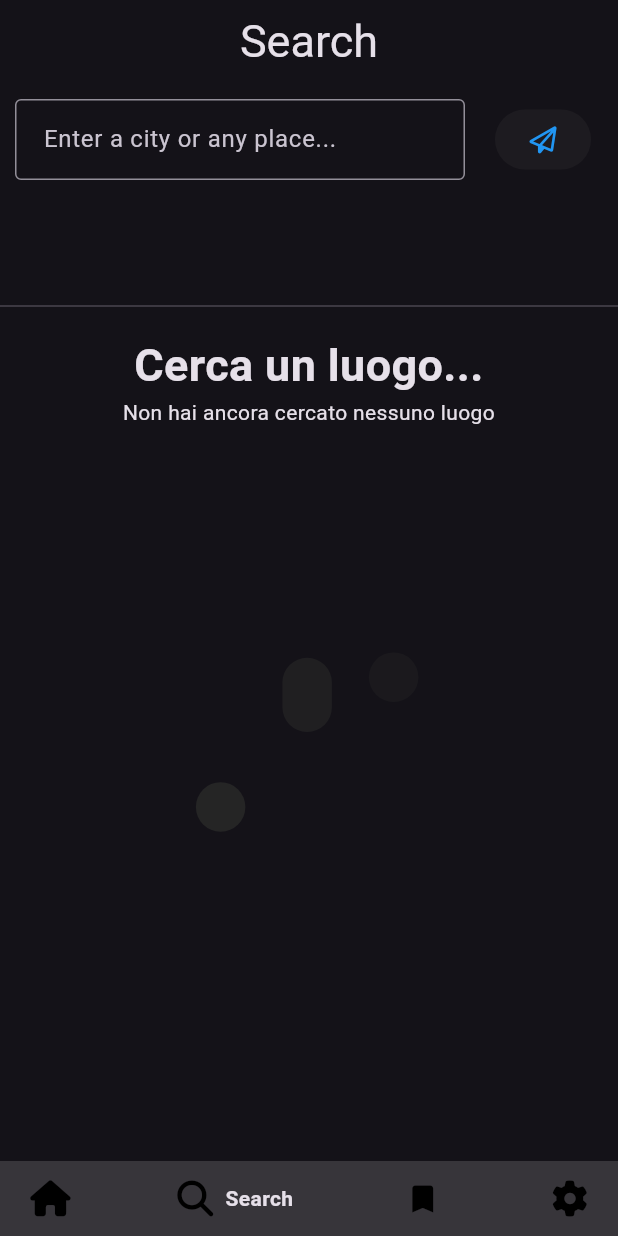
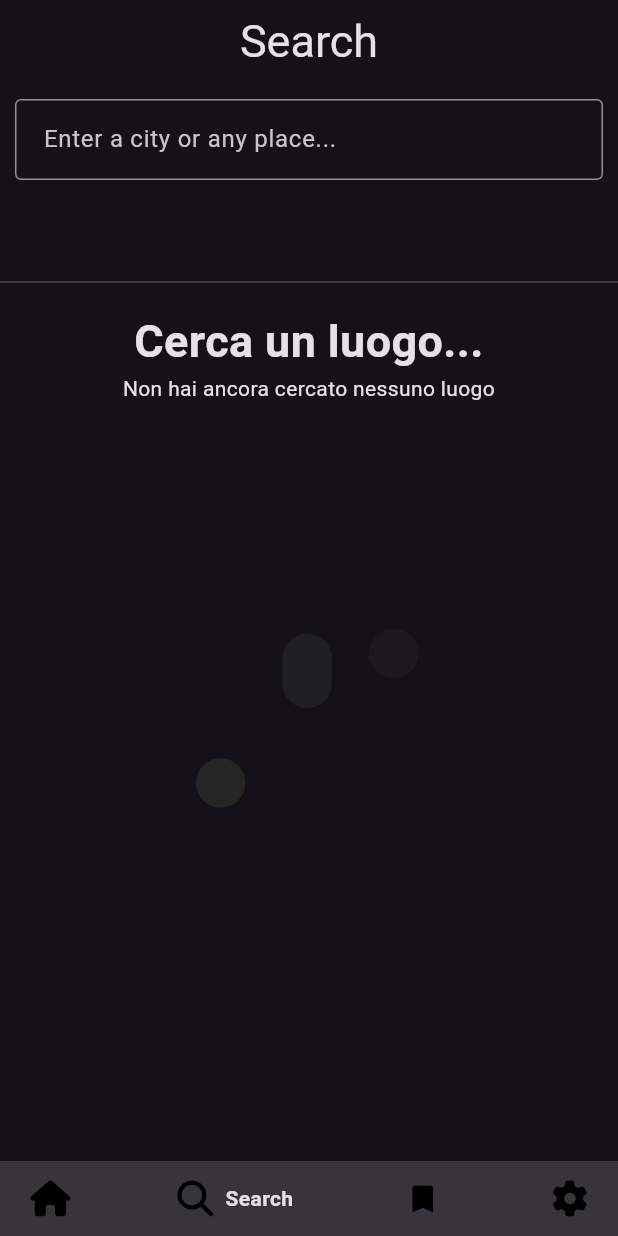
Before and after one commit to marco0019/weather, a Flutter app: the screen it shows after launch, on a phone screen of 412 x 824 dp. Run offline on Flutter 3.47's test engine with Material 2 defaults, Android fonts, the phone set to English and light mode, and no system bars; drawn by our look-alikes of google_nav_bar; our stand-ins replace fl_chart, flutter_dotenv, font_awesome_flutter, lottie, percent_indicator, sqflite; missing offline and left inert: country_icons; accounts and stored records are empty.

Commit message:
Bug fixati e posti salvati

```diff
--- a/lib/components/bottom_navigation_bar.dart
+++ b/lib/components/bottom_navigation_bar.dart
@@ -1,6 +1,5 @@
 import 'package:flutter/material.dart';
 import 'package:google_nav_bar/google_nav_bar.dart';
-import 'package:line_awesome_flutter/line_awesome_flutter.dart';
 import 'package:weather/providers/init.dart';
 import 'package:weather/utils/dependencies.dart';
 
--- a/lib/components/recently_place.dart
+++ b/lib/components/recently_place.dart
@@ -1,6 +1,4 @@
-import 'package:flutter/cupertino.dart';
 import 'package:flutter/material.dart';
-import 'package:font_awesome_flutter/font_awesome_flutter.dart';
 import 'package:weather/providers/init.dart';
 import 'package:weather/providers/local_storage.dart';
 import 'package:weather/utils/dependencies.dart';
@@ -14,10 +12,11 @@ class RecentlyCard extends StatelessWidget {
   Widget build(BuildContext context) {
     final weather = context.watch<WeatherProvider>();
     return InkWell(
+      radius: 10,
       borderRadius: const BorderRadius.all(Radius.circular(10)),
       onTap: () {
+        // Aggiorno i dati per la home
         weather.setData(
-            // Aggiorno i dati per la home
             ti: data['place'],
             cCode: data['country'],
             lat: data['latitude'],
--- a/lib/pages/tabs/places_saved.dart
+++ b/lib/pages/tabs/places_saved.dart
@@ -1,9 +1,7 @@
 import 'package:flutter/material.dart';
-import 'package:lottie/lottie.dart';
 import 'package:weather/components/init.dart';
 import 'package:weather/components/saved_place_card.dart';
 import 'package:weather/providers/init.dart';
-import 'package:weather/providers/local_storage.dart';
 
 class PlacesSaved extends StatefulWidget {
   final WeatherProvider wp;
--- a/lib/pages/tabs/search_place.dart
+++ b/lib/pages/tabs/search_place.dart
@@ -2,8 +2,6 @@ import 'package:flutter/material.dart';
 import 'package:weather/components/init.dart';
 import 'package:weather/components/recently_place.dart';
 import 'package:weather/providers/init.dart';
-import 'package:weather/providers/local_storage.dart';
-import 'package:weather/utils/dependencies.dart';
 
 final class SearchPlace extends StatefulWidget {
   final WeatherProvider wp;
@@ -36,15 +34,15 @@ class _SearchPlaceState extends State<SearchPlace> {
   void initState() {
     super.initState();
     widget.wp.setRecentlyPlaces();
-    /*_controller.addListener(() {
-      if (_controller.text != '') setList(city: _controller.text);
-    });*/
+    _controller.addListener(() {
+      if (_controller.text.length > 2) setList(city: _controller.text);
+    });
   }
 
   @override
   void dispose() {
+    _controller.dispose();
     super.dispose();
-    _controller.dispose();
   }
 
   @override
@@ -60,9 +58,6 @@ class _SearchPlaceState extends State<SearchPlace> {
           SliverToBoxAdapter(
             child: Padding(
                 padding: const EdgeInsets.all(10),
-                child: Row(children: [
-                  SizedBox(
-                    width: 300,
                 child: TextFormField(
                   controller: _controller,
                   cursorColor: Theme.of(context).primaryColor,
@@ -71,33 +66,14 @@ class _SearchPlaceState extends State<SearchPlace> {
                     fillColor: Theme.of(context).primaryColor,
                     focusColor: Theme.of(context).primaryColor,
                     focusedBorder: OutlineInputBorder(
-                            borderSide: BorderSide(
-                                color: Theme.of(context).primaryColor)),
+                        borderSide:
+                            BorderSide(color: Theme.of(context).primaryColor)),
                     border: OutlineInputBorder(
-                            borderSide: BorderSide(
-                                color: Theme.of(context).primaryColor)),
+                        borderSide:
+                            BorderSide(color: Theme.of(context).primaryColor)),
                     contentPadding: const EdgeInsets.all(15),
                   ),
-                    ),
-                  ),
-                  const SizedBox(width: 20),
-                  ElevatedButton(
-                      autofocus: true,
-                      style: ButtonStyle(
-                          //shape: MaterialStatePropertyAll(),
-                          padding:
-                              const MaterialStatePropertyAll(EdgeInsets.all(0)),
-                          overlayColor: MaterialStatePropertyAll(
-                              Theme.of(context).primaryColor.withOpacity(.1)),
-                          shadowColor: const MaterialStatePropertyAll(
-                              Colors.transparent),
-                          foregroundColor: MaterialStatePropertyAll(
-                              Theme.of(context).primaryColor)),
-                      onPressed: () => _controller.text == ''
-                          ? null
-                          : setList(city: _controller.text),
-                      child: const Icon(FontAwesomeIcons.paperPlane))
-                ])),
+                )),
           ),
           SliverToBoxAdapter(
             child: FutureBuilder(
@@ -122,7 +98,6 @@ class _SearchPlaceState extends State<SearchPlace> {
                   }
                 }),
           ),
-          const SliverToBoxAdapter(child: SizedBox(height: 16.0)),
           const SliverToBoxAdapter(child: Divider()),
           if (error != '')
             Text(error)
@@ -134,7 +109,9 @@ class _SearchPlaceState extends State<SearchPlace> {
                     min: 6,
                     max: 7))
           else if (isLoading!)
-            const SliverToBoxAdapter(child: CircularProgressIndicator())
+            const SliverToBoxAdapter(
+                child: RandomLoading(
+                    title: 'Loading...', description: '', min: 6, max: 7))
           else if (cities['results'] != null)
             for (Map<String, dynamic> city
                 in cities['results'] as List<dynamic>)
```
Also changed, not shown: lib/components/saved_place_card.dart (+65 -18 lines), lib/pages/tabs/home.dart (+8 -4 lines), lib/providers/local_storage.dart (+11 -4 lines), pubspec.lock. Lines whose indentation alone changed are shown as unchanged.
